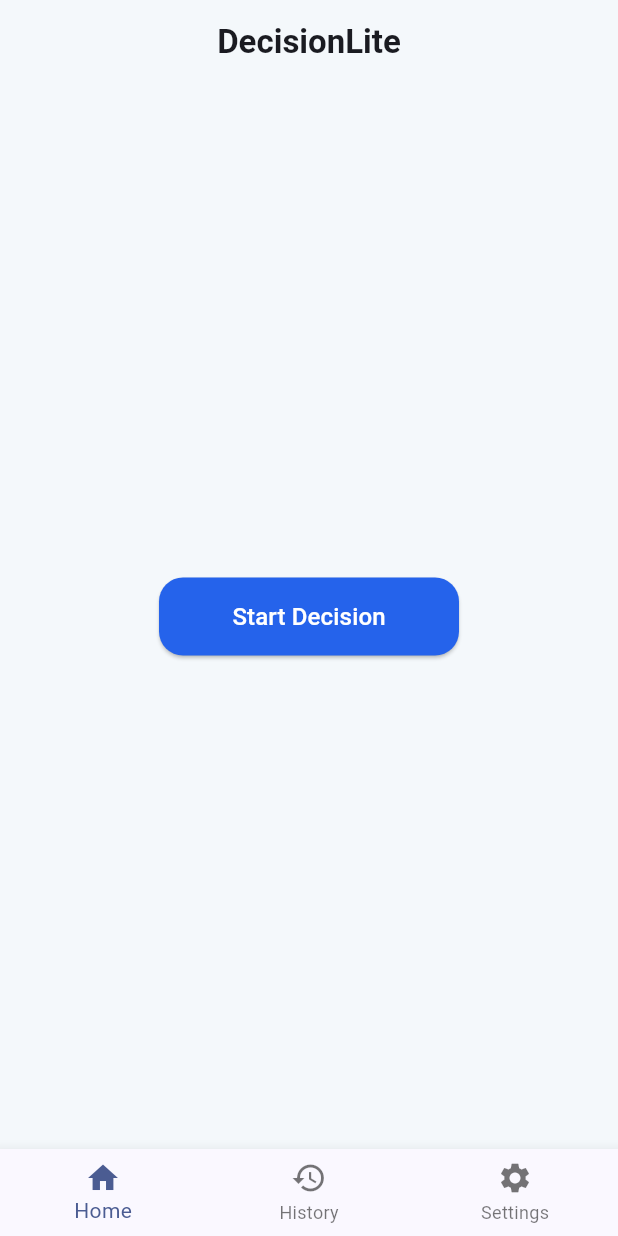
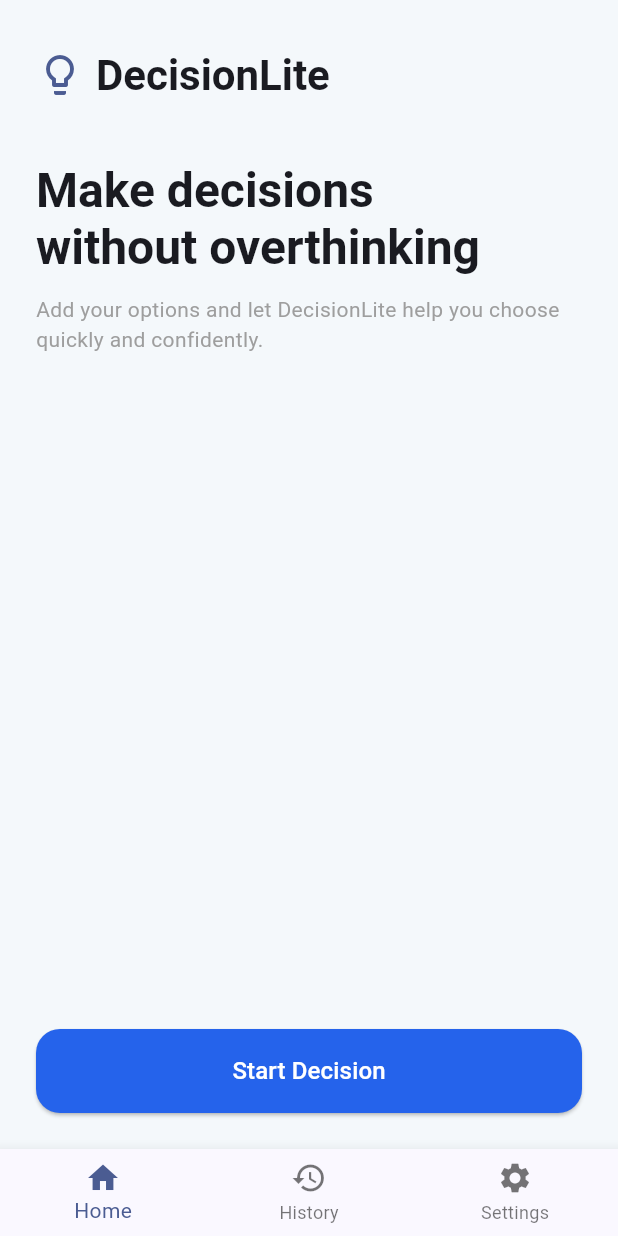
Before and after one commit to Rachanon-6731503030/Moblie-App_DecisionLite, a Flutter app: the screen it shows after launch, on a phone screen of 412 x 824 dp. Run offline on Flutter 3.47's test engine with Material 3 defaults, Android fonts, the phone set to English and light mode, and no system bars.

Commit message:
Update Home screen with hero section layout

```diff
--- a/decisionlite/lib/main.dart
+++ b/decisionlite/lib/main.dart
@@ -102,18 +102,62 @@
 
   @override
   Widget build(BuildContext context) {
+    final theme = Theme.of(context);
+
     return Scaffold(
-      appBar: AppBar(
-        title: const Text(
+      body: SafeArea(
+        child: Padding(
+          padding: const EdgeInsets.symmetric(horizontal: 24),
+          child: Column(
+            crossAxisAlignment: CrossAxisAlignment.start,
+            children: [
+              const SizedBox(height: 32),
+
+              // App Header
+              Row(
+                children: [
+                  Icon(
+                    Icons.lightbulb_outline,
+                    size: 32,
+                    color: theme.colorScheme.primary,
+                  ),
+                  const SizedBox(width: 8),
+                  Text(
                     'DecisionLite',
-          style: TextStyle(fontWeight: FontWeight.bold),
+                    style: theme.textTheme.headlineMedium?.copyWith(
+                      fontWeight: FontWeight.bold,
                     ),
-        centerTitle: true,
                   ),
-      body: Center(
-        child: SizedBox(
-          width: 200,
-          height: 52,
+                ],
+              ),
+
+              const SizedBox(height: 40),
+
+              // Hero Title
+              Text(
+                'Make decisions\nwithout overthinking',
+                style: theme.textTheme.headlineLarge?.copyWith(
+                  fontWeight: FontWeight.bold,
+                  height: 1.2,
+                ),
+              ),
+
+              const SizedBox(height: 12),
+
+              // ✨ Subtitle
+              Text(
+                'Add your options and let DecisionLite help you choose quickly and confidently.',
+                style: theme.textTheme.bodyMedium?.copyWith(
+                  color: Colors.grey,
+                ),
+              ),
+
+              const Spacer(),
+
+              // Primary CTA
+              SizedBox(
+                width: double.infinity,
+                height: 56,
                 child: ElevatedButton(
                   onPressed: () {
                     Navigator.push(
@@ -129,6 +173,11 @@
                   ),
                 ),
               ),
+
+              const SizedBox(height: 24),
+            ],
+          ),
+        ),
       ),
     );
   }
```
Lines whose indentation alone changed are shown as unchanged.
